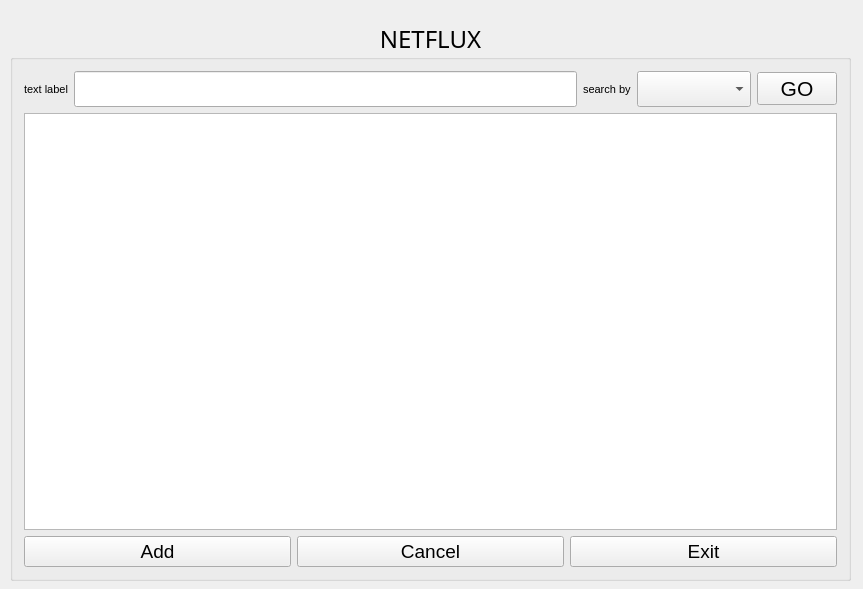
The window that NetfluxApp/widget.ui (omrmeh/netflux) describes before a commit, drawn with Qt 5.
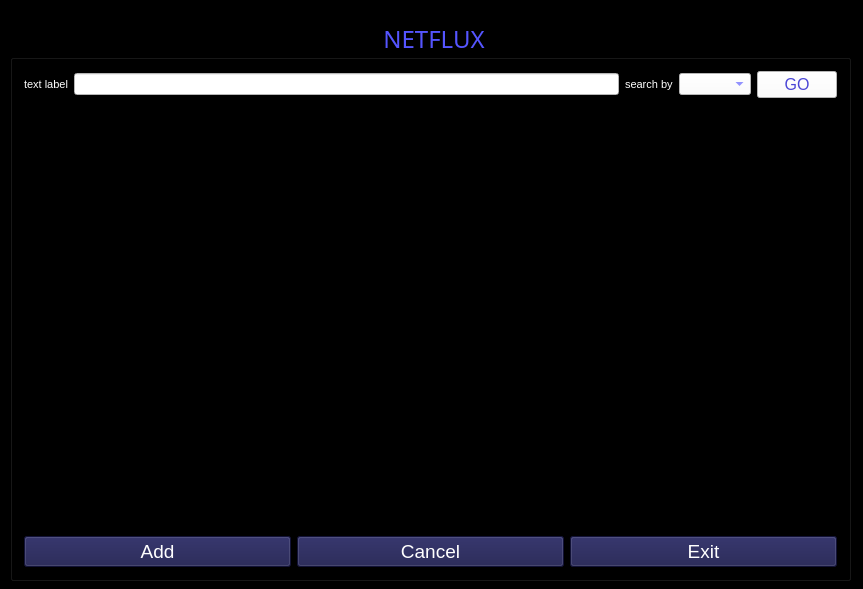
The same window after the commit.

Patch:
```diff
--- a/NetfluxApp/widget.ui
+++ b/NetfluxApp/widget.ui
@@ -13,6 +13,10 @@
   <property name="windowTitle">
    <string>Widget</string>
   </property>
+  <property name="styleSheet">
+   <string notr="true">background-color: rgb(0, 0, 127);
+background-color: rgb(0, 0, 0);</string>
+  </property>
   <widget class="QGroupBox" name="groupBox">
    <property name="geometry">
     <rect>
@@ -34,6 +38,9 @@
      <pointsize>18</pointsize>
     </font>
    </property>
+   <property name="styleSheet">
+    <string notr="true">color: rgb(85, 85, 255);</string>
+   </property>
    <property name="title">
     <string>NETFLUX</string>
    </property>
@@ -58,6 +65,9 @@
           <pointsize>8</pointsize>
          </font>
         </property>
+        <property name="styleSheet">
+         <string notr="true">color: rgb(255, 255, 255);</string>
+        </property>
         <property name="text">
          <string>text label</string>
         </property>
@@ -70,6 +80,9 @@
           <family>Arial</family>
          </font>
         </property>
+        <property name="styleSheet">
+         <string notr="true">background-color: rgb(255, 255, 255);</string>
+        </property>
        </widget>
       </item>
       <item row="0" column="1">
@@ -79,6 +92,10 @@
           <family>Arial</family>
          </font>
         </property>
+        <property name="styleSheet">
+         <string notr="true">border-color: rgb(255, 255, 255);
+background-color: rgb(255, 255, 255);</string>
+        </property>
        </widget>
       </item>
       <item row="0" column="2" colspan="2">
@@ -89,6 +106,9 @@
           <pointsize>8</pointsize>
          </font>
         </property>
+        <property name="styleSheet">
+         <string notr="true">color: rgb(255, 255, 255);</string>
+        </property>
         <property name="text">
          <string>search by</string>
         </property>
@@ -99,9 +119,14 @@
         <property name="font">
          <font>
           <family>Arial</family>
-          <pointsize>16</pointsize>
+          <pointsize>12</pointsize>
          </font>
         </property>
+        <property name="styleSheet">
+         <string notr="true">color: rgb(255, 255, 255);
+color: rgb(75, 70, 214);
+background-color: rgb(255, 255, 255);</string>
+        </property>
         <property name="text">
          <string>GO</string>
         </property>
@@ -119,6 +144,10 @@
           <pointsize>14</pointsize>
          </font>
         </property>
+        <property name="styleSheet">
+         <string notr="true">color: rgb(255, 255, 255);
+background-color: rgb(25, 25, 75);</string>
+        </property>
         <property name="text">
          <string>Add</string>
         </property>
@@ -132,6 +161,10 @@
           <pointsize>14</pointsize>
          </font>
         </property>
+        <property name="styleSheet">
+         <string notr="true">color: rgb(255, 255, 255);
+background-color: rgb(25, 25, 75);</string>
+        </property>
         <property name="text">
          <string>Cancel</string>
         </property>
@@ -145,6 +178,10 @@
           <pointsize>14</pointsize>
          </font>
         </property>
+        <property name="styleSheet">
+         <string notr="true">color: rgb(255, 255, 255);
+background-color: rgb(25, 25, 75);</string>
+        </property>
         <property name="text">
          <string>Exit</string>
         </property>
```
